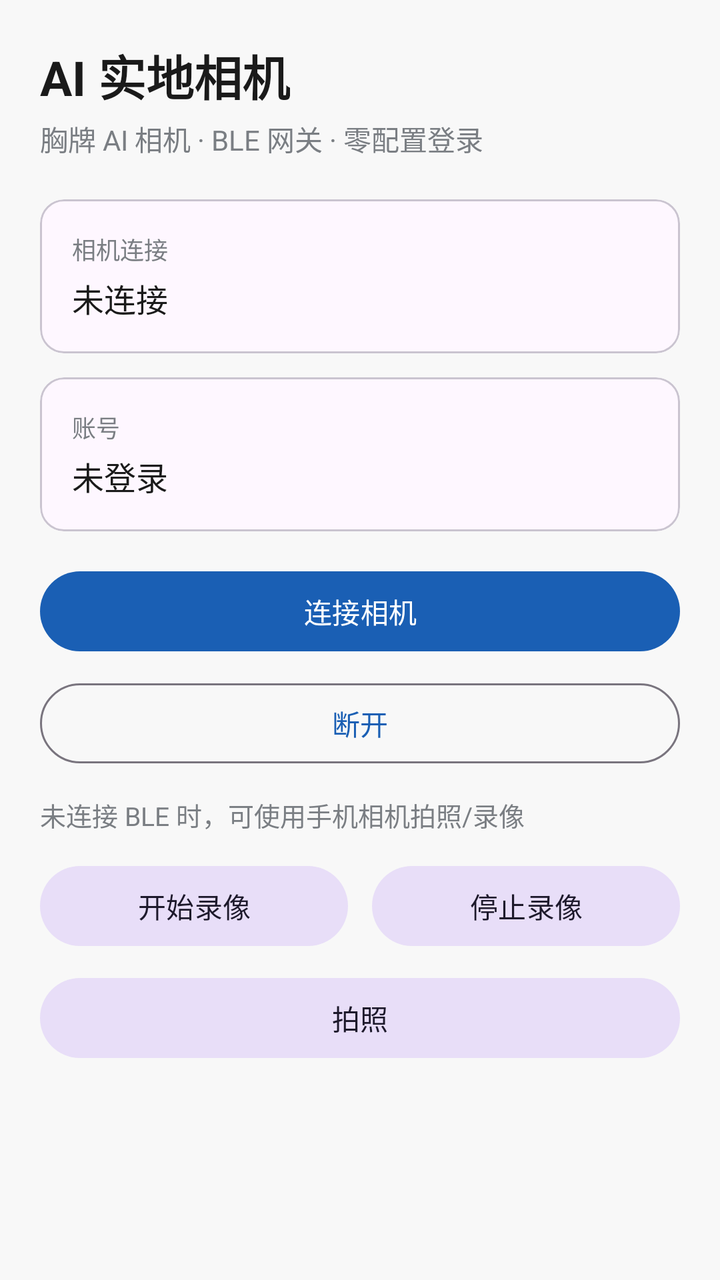
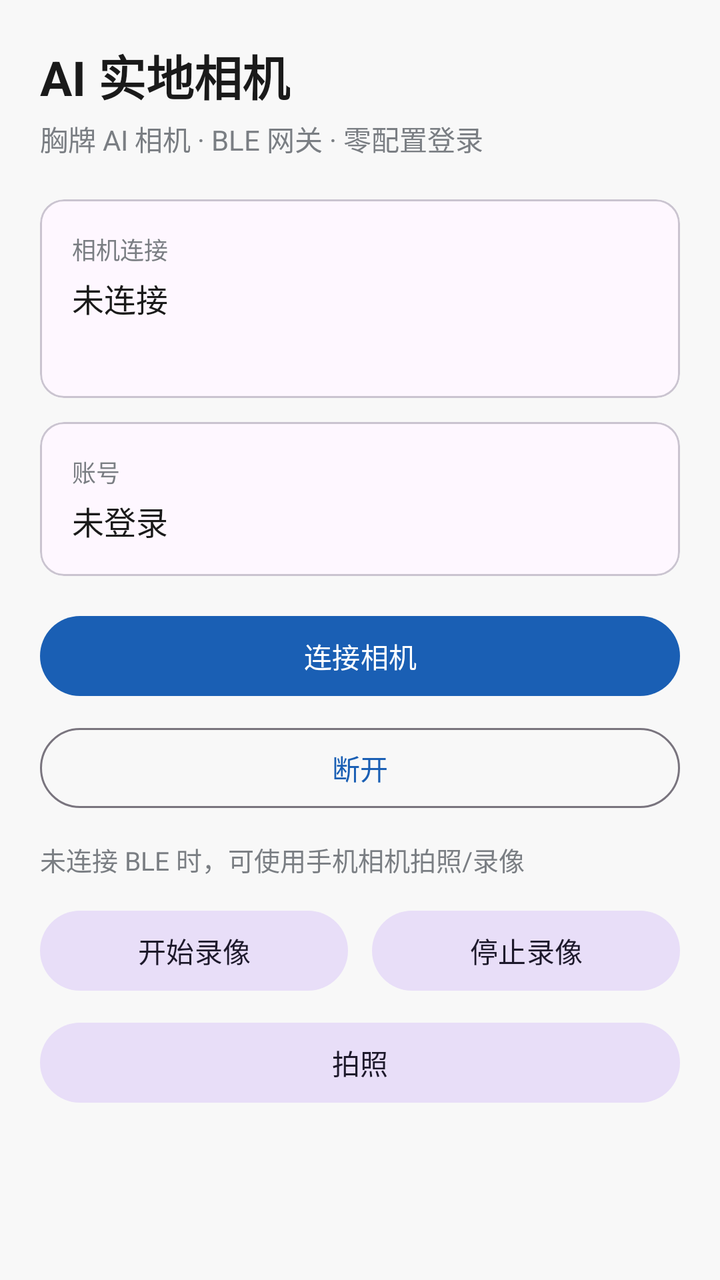

Compare the two renders of this Android layout. The source of the first and the diff that turns it into the second are given below.
<!-- AndroidManifest.xml: application theme Theme.AIFieldCam -->
<!-- res/layout/fragment_home.xml -->
<?xml version="1.0" encoding="utf-8"?>
<ScrollView
    xmlns:android="http://schemas.android.com/apk/res/android"
    android:layout_width="match_parent"
    android:layout_height="match_parent"
    android:background="@color/background"
    android:fillViewport="true">

    <LinearLayout
        android:layout_width="match_parent"
        android:layout_height="wrap_content"
        android:orientation="vertical"
        android:padding="20dp">

        <TextView
            android:layout_width="wrap_content"
            android:layout_height="wrap_content"
            android:text="@string/home_title"
            android:textColor="@color/on_background"
            android:textSize="24sp"
            android:textStyle="bold" />

        <TextView
            android:layout_width="wrap_content"
            android:layout_height="wrap_content"
            android:layout_marginTop="4dp"
            android:text="@string/home_subtitle"
            android:textColor="@color/on_surface_variant"
            android:textSize="14sp" />

        <com.google.android.material.card.MaterialCardView
            android:layout_width="match_parent"
            android:layout_height="wrap_content"
            android:layout_marginTop="20dp">

            <LinearLayout
                android:layout_width="match_parent"
                android:layout_height="wrap_content"
                android:orientation="vertical"
                android:padding="16dp">

                <TextView
                    android:layout_width="wrap_content"
                    android:layout_height="wrap_content"
                    android:text="相机连接"
                    android:textColor="@color/on_surface_variant"
                    android:textSize="12sp" />

                <TextView
                    android:id="@+id/tv_status"
                    android:layout_width="wrap_content"
                    android:layout_height="wrap_content"
                    android:layout_marginTop="4dp"
                    android:text="未连接"
                    android:textColor="@color/on_background"
                    android:textSize="16sp" />

            </LinearLayout>
        </com.google.android.material.card.MaterialCardView>

        <com.google.android.material.card.MaterialCardView
            android:layout_width="match_parent"
            android:layout_height="wrap_content"
            android:layout_marginTop="12dp">

            <LinearLayout
                android:layout_width="match_parent"
                android:layout_height="wrap_content"
                android:orientation="vertical"
                android:padding="16dp">

                <TextView
                    android:layout_width="wrap_content"
                    android:layout_height="wrap_content"
                    android:text="账号"
                    android:textColor="@color/on_surface_variant"
                    android:textSize="12sp" />

                <TextView
                    android:id="@+id/tv_login"
                    android:layout_width="wrap_content"
                    android:layout_height="wrap_content"
                    android:layout_marginTop="4dp"
                    android:text="未登录"
                    android:textColor="@color/on_background"
                    android:textSize="16sp" />

            </LinearLayout>
        </com.google.android.material.card.MaterialCardView>

        <com.google.android.material.button.MaterialButton
            android:id="@+id/btn_connect"
            android:layout_width="match_parent"
            android:layout_height="wrap_content"
            android:layout_marginTop="16dp"
            android:text="连接相机" />

        <com.google.android.material.button.MaterialButton
            android:id="@+id/btn_disconnect"
            style="@style/Widget.Material3.Button.OutlinedButton"
            android:layout_width="match_parent"
            android:layout_height="wrap_content"
            android:layout_marginTop="8dp"
            android:text="断开" />

        <TextView
            android:id="@+id/tv_phone_hint"
            android:layout_width="match_parent"
            android:layout_height="wrap_content"
            android:layout_marginTop="12dp"
            android:lineSpacingExtra="2dp"
            android:text="未连接 BLE 时，可使用手机相机拍照/录像"
            android:textColor="@color/on_surface_variant"
            android:textSize="13sp" />

        <LinearLayout
            android:layout_width="match_parent"
            android:layout_height="wrap_content"
            android:layout_marginTop="12dp"
            android:orientation="horizontal">

            <com.google.android.material.button.MaterialButton
                android:id="@+id/btn_start_rec"
                style="@style/Widget.Material3.Button.TonalButton"
                android:layout_width="0dp"
                android:layout_height="wrap_content"
                android:layout_marginEnd="6dp"
                android:layout_weight="1"
                android:text="开始录像" />

            <com.google.android.material.button.MaterialButton
                android:id="@+id/btn_stop_rec"
                style="@style/Widget.Material3.Button.TonalButton"
                android:layout_width="0dp"
                android:layout_height="wrap_content"
                android:layout_marginStart="6dp"
                android:layout_weight="1"
                android:text="停止录像" />

        </LinearLayout>

        <com.google.android.material.button.MaterialButton
            android:id="@+id/btn_capture"
            style="@style/Widget.Material3.Button.TonalButton"
            android:layout_width="match_parent"
            android:layout_height="wrap_content"
            android:layout_marginTop="8dp"
            android:text="拍照" />

    </LinearLayout>
</ScrollView>
<!-- resources referenced by this layout -->
<resources>
  <color name="background">#F8F8F8</color>
  <color name="on_background">#1A1A1A</color>
  <color name="on_surface_variant">#7A7E83</color>
  <string name="home_subtitle">胸牌 AI 相机 · BLE 网关 · 零配置登录</string>
  <string name="home_title">AI 实地相机</string>
  <style name="Theme.AIFieldCam" parent="Theme.Material3.Light.NoActionBar">
          <item name="colorPrimary">@color/primary</item>
          <item name="colorPrimaryDark">@color/primary_dark</item>
          <item name="android:statusBarColor">@color/surface</item>
          <item name="android:windowLightStatusBar">true</item>
          <item name="android:navigationBarColor">@color/surface</item>
      </style>
  <color name="primary">#1A5FB4</color>
  <color name="primary_dark">#0D3B7A</color>
  <color name="surface">#FFFFFF</color>
</resources>

<!-- the commit's change to res/layout/fragment_home.xml (unified diff, before → after) -->
@@ -54,6 +54,14 @@
                     android:text="未连接"
                     android:textColor="@color/on_background"
                     android:textSize="16sp" />
+
+                <TextView
+                    android:id="@+id/tv_device"
+                    android:layout_width="wrap_content"
+                    android:layout_height="wrap_content"
+                    android:layout_marginTop="6dp"
+                    android:textColor="@color/on_surface_variant"
+                    android:textSize="12sp" />
 
             </LinearLayout>
         </com.google.android.material.card.MaterialCardView>
